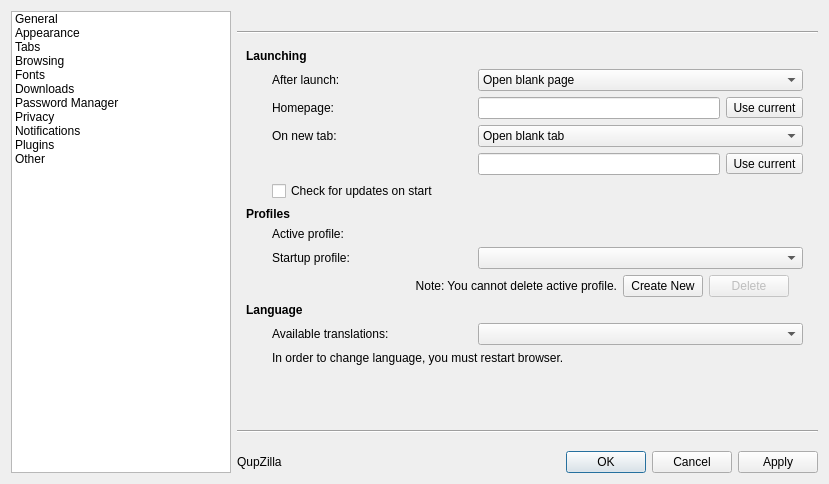
This is src/preferences/preferences.ui in QupZilla/qupzilla as Qt 5 draws it before an edit. The edited form follows.
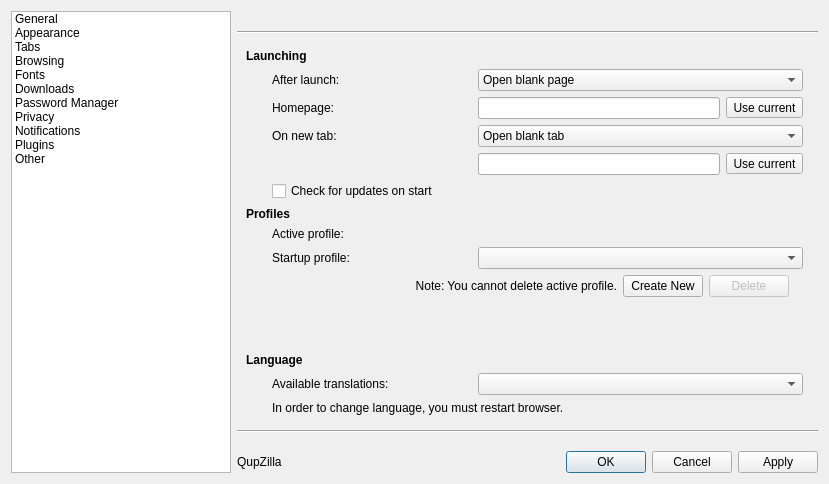
This is the edited form.

Commit message: Added Widya Walesa into translators (Indonesian) - fixed issue when restoring tabs with special urls not being   properly percent encoded/decoded

Diff of the .ui file:
```diff
--- a/src/preferences/preferences.ui
+++ b/src/preferences/preferences.ui
@@ -372,22 +372,6 @@
          </layout>
         </widget>
        </item>
-       <item row="16" column="1">
-        <spacer name="verticalSpacer">
-         <property name="orientation">
-          <enum>Qt::Vertical</enum>
-         </property>
-         <property name="sizeType">
-          <enum>QSizePolicy::Expanding</enum>
-         </property>
-         <property name="sizeHint" stdset="0">
-          <size>
-           <width>20</width>
-           <height>40</height>
-          </size>
-         </property>
-        </spacer>
-       </item>
        <item row="4" column="2">
         <widget class="QFrame" name="newTabFrame">
          <layout class="QHBoxLayout" name="horizontalLayout_3">
@@ -468,6 +452,19 @@
        <item row="12" column="2">
         <widget class="QComboBox" name="languages"/>
        </item>
+       <item row="10" column="1">
+        <spacer name="verticalSpacer_6">
+         <property name="orientation">
+          <enum>Qt::Vertical</enum>
+         </property>
+         <property name="sizeHint" stdset="0">
+          <size>
+           <width>20</width>
+           <height>40</height>
+          </size>
+         </property>
+        </spacer>
+       </item>
       </layout>
      </widget>
      <widget class="QWidget" name="stackedWidgetPage2">
```
The commit also changes 6 other files.
